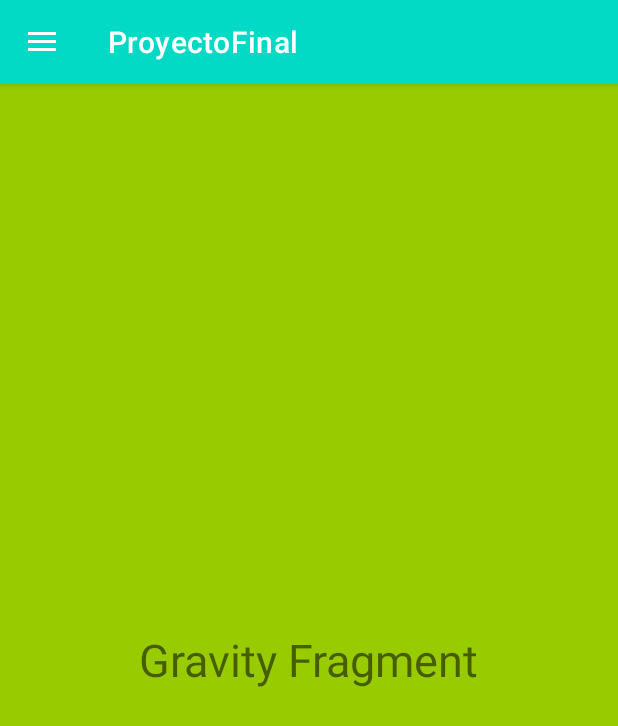
After one commit to HPAIV-PF/Proyecto_Final, an Android app: the fragment GravityFragment placed in its activity, on a phone screen of 412 x 824 dp. The commit adds this screen. Shown: the top 726 px of the screen. Run offline under Robolectric (Android 15) with nearby library versions, the phone set to English and light mode, and no system bars.

Commit message:
Agregue fragment para el sensor de gravedad

```diff
--- /dev/null
+++ b/app/src/main/java/com/example/proyectofinal/GravityFragment.java
@@ -0,0 +1,20 @@
+package com.example.proyectofinal;
+
+import android.os.Bundle;
+import android.view.LayoutInflater;
+import android.view.View;
+import android.view.ViewGroup;
+
+import androidx.annotation.NonNull;
+import androidx.annotation.Nullable;
+import androidx.fragment.app.Fragment;
+
+public class GravityFragment extends Fragment {
+
+    @Nullable
+    @Override
+    public View onCreateView(@NonNull LayoutInflater inflater, @Nullable ViewGroup container, @Nullable Bundle savedInstanceState) {
+        View view = inflater.inflate(R.layout.fragment_gravity, container, false);
+        return view;
+    }
+}
--- a/app/src/main/java/com/example/proyectofinal/MainActivity.java
+++ b/app/src/main/java/com/example/proyectofinal/MainActivity.java
@@ -64,7 +64,8 @@ public class MainActivity extends AppCompatActivity implements NavigationView.On
                         new LightFragment()).commit();
                 break;
             case R.id.nav_grav:
-                Toast.makeText(this, "Send", Toast.LENGTH_SHORT).show();
+                getSupportFragmentManager().beginTransaction().replace(R.id.fragment_container,
+                        new GravityFragment()).commit();
                 break;
         }
         drawer.closeDrawer(GravityCompat.START);
--- /dev/null
+++ b/app/src/main/res/layout/fragment_gravity.xml
@@ -0,0 +1,14 @@
+<?xml version="1.0" encoding="utf-8"?>
+<RelativeLayout xmlns:android="http://schemas.android.com/apk/res/android"
+    android:layout_width="match_parent"
+    android:layout_height="match_parent"
+    android:background="@android:color/holo_green_light">
+
+    <TextView
+        android:layout_width="wrap_content"
+        android:layout_height="wrap_content"
+        android:text="Gravity Fragment"
+        android:textSize="30sp"
+        android:layout_centerInParent="true"/>
+
+</RelativeLayout>
```
